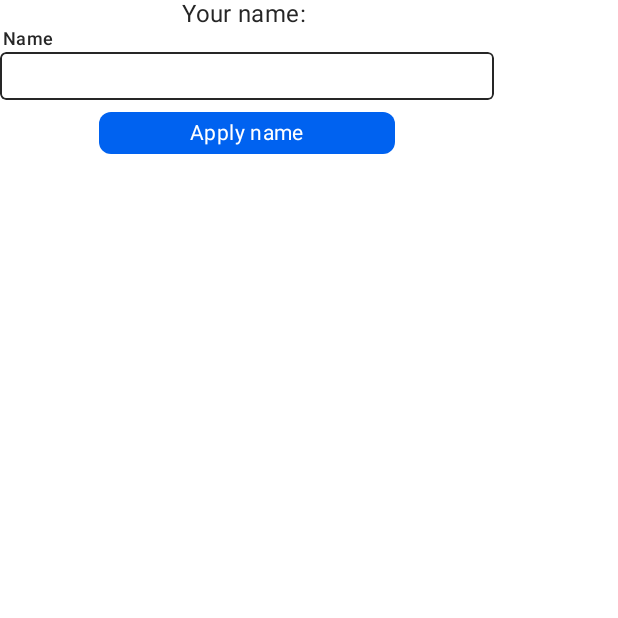
After one commit to sal1r/MyUI, an Android app built with Jetpack Compose: the composable MyPreview shown on its own in the app's theme, on a phone screen of 412 x 824 dp, the top half of it. The commit adds this screen. Run offline under Robolectric (Android 15) with nearby library versions, the phone set to English and light mode, and no system bars.

Commit message:
feat: added preview and improves
- added preview
- improves in Button component
- improves in TextField component
- improves in Text component
- rename project

```diff
--- a/app/build.gradle.kts
+++ b/app/build.gradle.kts
@@ -63,6 +63,8 @@ android {
 }
 
 dependencies {
+    implementation(project(":myui"))
+
     implementation(libs.kotlinx.coroutines.android)
 
     implementation(libs.androidx.core.ktx)
--- /dev/null
+++ b/app/src/main/kotlin/com/salir/notic/MyPreview.kt
@@ -0,0 +1,74 @@
+package com.salir.notic
+
+import androidx.compose.foundation.background
+import androidx.compose.foundation.layout.Box
+import androidx.compose.foundation.layout.Column
+import androidx.compose.foundation.layout.fillMaxSize
+import androidx.compose.foundation.layout.fillMaxWidth
+import androidx.compose.foundation.layout.padding
+import androidx.compose.runtime.Composable
+import androidx.compose.runtime.getValue
+import androidx.compose.runtime.mutableStateOf
+import androidx.compose.runtime.remember
+import androidx.compose.runtime.setValue
+import androidx.compose.ui.Alignment
+import androidx.compose.ui.Modifier
+import androidx.compose.ui.tooling.preview.Preview
+import androidx.compose.ui.unit.dp
+import com.salir.myui.components.Button
+import com.salir.myui.components.Text
+import com.salir.myui.components.TextField
+import com.salir.myui.theme.AppTheme
+import com.salir.myui.theme.Theme
+
+@Composable
+fun MyPreview() {
+    var name by remember { mutableStateOf("") }
+    var applyedName by remember { mutableStateOf("") }
+
+    Column(
+        modifier = Modifier.fillMaxWidth(0.8f),
+        horizontalAlignment = Alignment.CenterHorizontally
+    ) {
+        Text(
+            text = "Your name: $applyedName",
+            textStyle = Theme.typo.title
+        )
+
+        TextField(
+            value = name,
+            onValueChange = { name = it },
+            label = { Text("Name") },
+            modifier = Modifier.fillMaxWidth()
+        )
+
+        Button(
+            modifier = Modifier
+                .padding(top = 8.dp)
+                .fillMaxWidth(0.6f),
+            onClick = {
+                applyedName = name
+            }
+        ) {
+            Text(
+                text = "Apply name"
+            )
+        }
+    }
+}
+
+
+@Preview
+@Composable
+private fun MyPreviewPreview() {
+    AppTheme {
+        Box(
+            modifier = Modifier
+                .fillMaxSize()
+                .background(Theme.colors.background),
+            contentAlignment = Alignment.Center
+        ) {
+            MyPreview()
+        }
+    }
+}
--- a/myui/src/main/kotlin/com/salir/myui/components/Button.kt
+++ b/myui/src/main/kotlin/com/salir/myui/components/Button.kt
@@ -3,6 +3,7 @@ package com.salir.myui.components
 import androidx.compose.foundation.Indication
 import androidx.compose.foundation.background
 import androidx.compose.foundation.clickable
+import androidx.compose.foundation.indication
 import androidx.compose.foundation.layout.Arrangement
 import androidx.compose.foundation.layout.Box
 import androidx.compose.foundation.layout.Row
@@ -23,13 +24,15 @@ import com.salir.myui.theme.typo.LocalTextStyle
 @Composable
 fun Button(
     onClick: () -> Unit,
+    modifier: Modifier = Modifier,
     content: @Composable RowScope.() -> Unit
 ) {
     Row(
-        modifier = Modifier
+        modifier = modifier
             .clip(Theme.shapes.medium)
             .background(Theme.colors.primary)
-            .clickable(onClick = onClick, indication = Indication)
+            // TODO: add indication
+            .clickable(onClick = onClick)
             .padding(horizontal = 10.dp, vertical = 6.dp),
         verticalAlignment = Alignment.CenterVertically,
         horizontalArrangement = Arrangement.Center
--- a/myui/src/main/kotlin/com/salir/myui/components/Text.kt
+++ b/myui/src/main/kotlin/com/salir/myui/components/Text.kt
@@ -2,18 +2,26 @@ package com.salir.myui.components
 
 import androidx.compose.foundation.text.BasicText
 import androidx.compose.runtime.Composable
+import androidx.compose.ui.Modifier
 import androidx.compose.ui.graphics.Color
 import androidx.compose.ui.text.TextStyle
 import com.salir.myui.theme.colors.LocalContentColor
 import com.salir.myui.theme.typo.LocalTextStyle
+import kotlin.math.min
 
 @Composable
 fun Text(
     text: String,
+    modifier: Modifier = Modifier,
     color: Color = LocalContentColor.current,
-    textStyle: TextStyle = LocalTextStyle.current
+    textStyle: TextStyle = LocalTextStyle.current,
+    minLines: Int = 1,
+    maxLines: Int = Int.MAX_VALUE
 ) {
     BasicText(
+        modifier = modifier,
+        minLines = minLines,
+        maxLines = maxLines,
         text = text,
         style = textStyle,
         color = { color }
--- /dev/null
+++ b/myui/src/main/kotlin/com/salir/myui/components/TextField.kt
@@ -0,0 +1,119 @@
+package com.salir.myui.components
+
+import androidx.compose.foundation.background
+import androidx.compose.foundation.border
+import androidx.compose.foundation.interaction.InteractionSource
+import androidx.compose.foundation.interaction.MutableInteractionSource
+import androidx.compose.foundation.interaction.collectIsFocusedAsState
+import androidx.compose.foundation.layout.Box
+import androidx.compose.foundation.layout.Column
+import androidx.compose.foundation.layout.Spacer
+import androidx.compose.foundation.layout.fillMaxSize
+import androidx.compose.foundation.layout.fillMaxWidth
+import androidx.compose.foundation.layout.height
+import androidx.compose.foundation.layout.padding
+import androidx.compose.foundation.text.BasicTextField
+import androidx.compose.foundation.text.KeyboardActions
+import androidx.compose.foundation.text.KeyboardOptions
+import androidx.compose.runtime.Composable
+import androidx.compose.runtime.CompositionLocalProvider
+import androidx.compose.runtime.LaunchedEffect
+import androidx.compose.runtime.getValue
+import androidx.compose.runtime.mutableStateOf
+import androidx.compose.runtime.remember
+import androidx.compose.runtime.setValue
+import androidx.compose.ui.Alignment
+import androidx.compose.ui.Modifier
+import androidx.compose.ui.draw.clip
+import androidx.compose.ui.graphics.SolidColor
+import androidx.compose.ui.tooling.preview.Preview
+import androidx.compose.ui.unit.dp
+import com.salir.myui.theme.AppTheme
+import com.salir.myui.theme.Theme
+import com.salir.myui.theme.colors.LocalContentColor
+import com.salir.myui.theme.typo.LocalTextStyle
+
+@Composable
+fun TextField(
+    value: String,
+    onValueChange: (String) -> Unit,
+    modifier: Modifier = Modifier,
+    label: @Composable (() -> Unit)? = null,
+    readOnly: Boolean = false,
+    singleLine: Boolean = false,
+    minLines: Int = 1,
+    maxLines: Int = if (singleLine) 1 else Int.MAX_VALUE,
+    keyboardActions: KeyboardActions = KeyboardActions.Default,
+    keyboardOptions: KeyboardOptions = KeyboardOptions.Default,
+    interactionSource: MutableInteractionSource = remember { MutableInteractionSource() }
+) {
+    val isFocused by interactionSource.collectIsFocusedAsState()
+
+    BasicTextField(
+        value = value,
+        onValueChange = onValueChange,
+        textStyle = Theme.typo.body.copy(color = Theme.colors.onBackground),
+        cursorBrush = SolidColor(Theme.colors.primary),
+        interactionSource = interactionSource,
+        readOnly = readOnly,
+        keyboardOptions = keyboardOptions,
+        keyboardActions = keyboardActions,
+//        modifier = modifier,
+        minLines = minLines,
+        maxLines = maxLines,
+        decorationBox = { innerTextField ->
+            val color = if (isFocused) Theme.colors.primary else Theme.colors.onBackground
+
+            Column {
+                label?.let { label ->
+                    Box(
+                        modifier = Modifier.padding(start = 2.dp)
+                    ) {
+                        CompositionLocalProvider(
+                            LocalTextStyle provides Theme.typo.label,
+                            LocalContentColor provides color
+                        ) {
+                            label.invoke()
+                        }
+                    }
+
+                    Spacer(modifier = Modifier.height(2.dp))
+                }
+                Box(
+                    modifier = modifier
+                        .clip(Theme.shapes.small)
+                        .border(
+                            width = 1.dp,
+                            color = color,
+                            shape = Theme.shapes.small
+                        )
+                        .padding(8.dp)
+                ) {
+                    innerTextField()
+                }
+            }
+        }
+    )
+}
+
+@Preview
+@Composable
+private fun TextFieldPreview() {
+    var value by remember { mutableStateOf("TextField") }
+    AppTheme {
+        Box(
+            modifier = Modifier
+                .fillMaxSize()
+                .background(Theme.colors.background),
+            contentAlignment = Alignment.Center
+        ) {
+            TextField(
+                value = value,
+                onValueChange = { value = it },
+                label = {
+                    Text(text = "Label")
+                }
+            )
+        }
+    }
+}
--- a/settings.gradle.kts
+++ b/settings.gradle.kts
@@ -19,6 +19,6 @@ dependencyResolutionManagement {
     }
 }
 
-rootProject.name = "Notic"
+rootProject.name = "MyUI"
 include(":app")
 include(":myui")
```
Also changed, not shown: app/src/main/kotlin/com/salir/notic/MainActivity.kt (+17 -1 lines), gradle/libs.versions.toml (+5 -5 lines).
